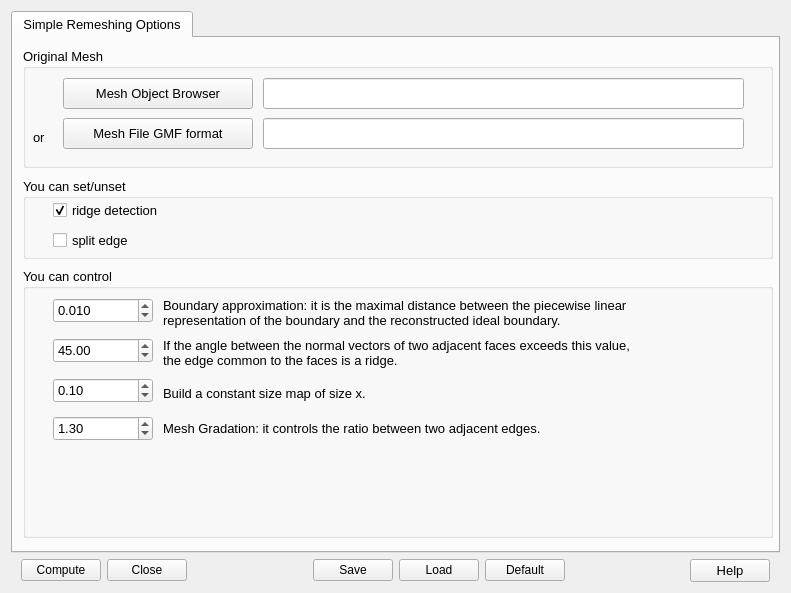
Above: MmgsPlugDialog.ui from SalomePlatform/mmgplugin before the change. Below: the same form after it.
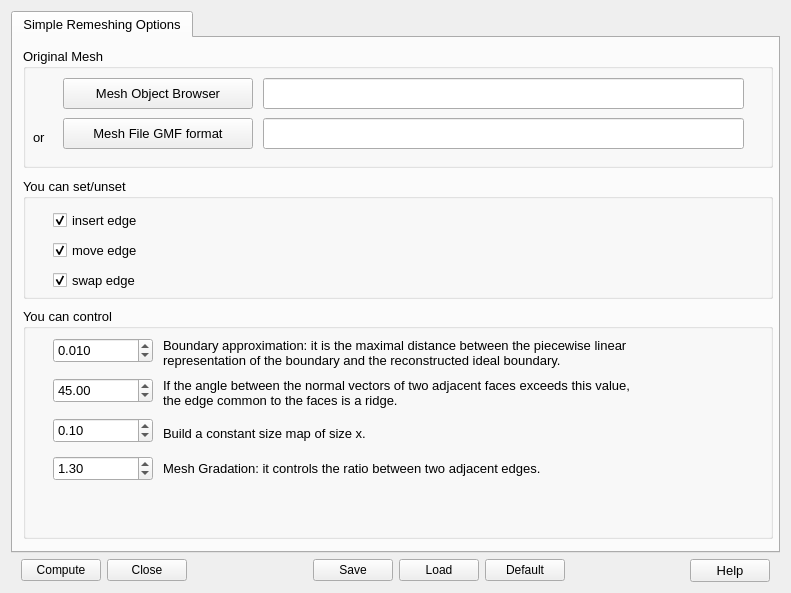
That is the form after the change.

Commit message: fix: Tooltips, checkboxes #7

```diff
--- a/MmgsPlugDialog.ui
+++ b/MmgsPlugDialog.ui
@@ -265,7 +265,7 @@
          <x>10</x>
          <y>140</y>
          <width>750</width>
-         <height>81</height>
+         <height>121</height>
         </rect>
        </property>
        <property name="title">
@@ -275,7 +275,7 @@
         <property name="geometry">
          <rect>
           <x>30</x>
-          <y>20</y>
+          <y>30</y>
           <width>271</width>
           <height>25</height>
          </rect>
@@ -289,7 +289,7 @@
 when all other possible ridges are not geometric ridges to take into account.</string>
         </property>
         <property name="text">
-         <string>ridge detection</string>
+         <string>insert edge</string>
         </property>
         <property name="checked">
          <bool>true</bool>
@@ -299,7 +299,7 @@
         <property name="geometry">
          <rect>
           <x>30</x>
-          <y>50</y>
+          <y>60</y>
           <width>271</width>
           <height>25</height>
          </rect>
@@ -310,10 +310,29 @@
 New created vertices are saved in the .mesh file under keyword section 'Vertices'</string>
         </property>
         <property name="text">
-         <string>split edge</string>
+         <string>move edge</string>
         </property>
         <property name="checked">
-         <bool>false</bool>
+         <bool>true</bool>
+        </property>
+       </widget>
+       <widget class="QCheckBox" name="CB_SwapEdge">
+        <property name="geometry">
+         <rect>
+          <x>30</x>
+          <y>90</y>
+          <width>271</width>
+          <height>25</height>
+         </rect>
+        </property>
+        <property name="toolTip">
+         <string>If set, Mmgs will not prevent edge flipping</string>
+        </property>
+        <property name="text">
+         <string>swap edge</string>
+        </property>
+        <property name="checked">
+         <bool>true</bool>
         </property>
        </widget>
       </widget>
@@ -321,9 +340,9 @@
        <property name="geometry">
         <rect>
          <x>10</x>
-         <y>230</y>
+         <y>270</y>
          <width>750</width>
-         <height>270</height>
+         <height>231</height>
         </rect>
        </property>
        <property name="title">
```
Left out of the diff: 21 changed lines with no effect on the pictures. The commit also changes 1 other file.
